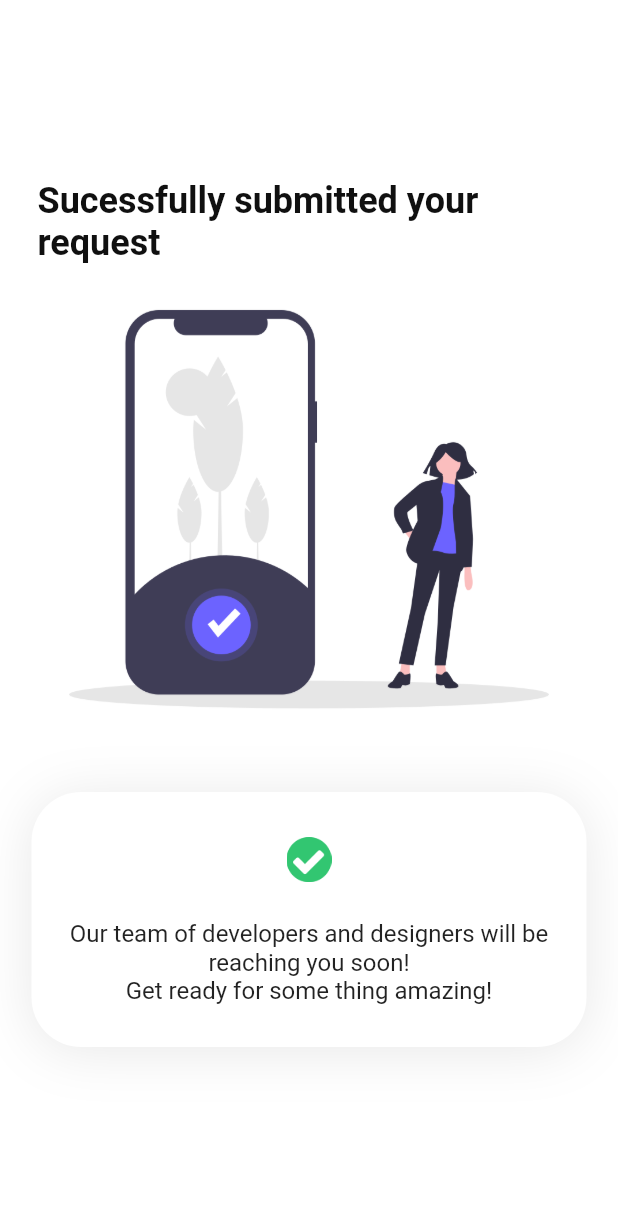
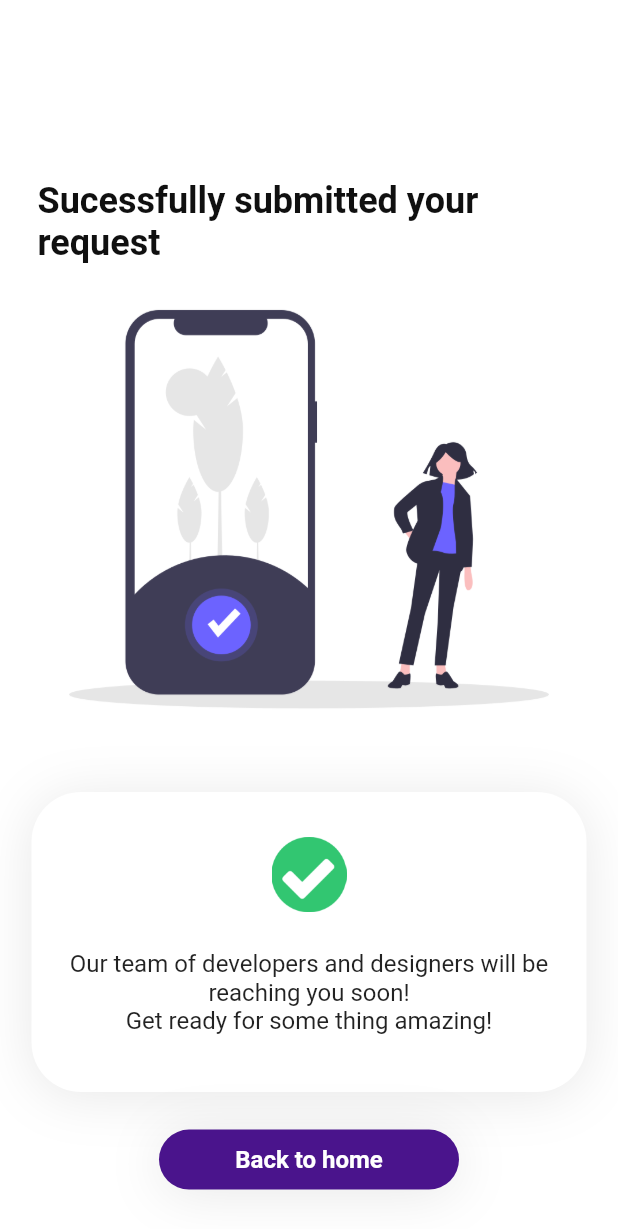
Before and after one commit to madhavanmaddy/portfolio_app, a Flutter app: the MyThankPage1 screen opened by its route, on a phone screen of 412 x 824 dp. Shown: the top 1229 px of the screen. Run offline on Flutter 3.47's test engine with Material 2 defaults, Android fonts, the phone set to English and light mode, and no system bars; our stand-ins replace cloud_firestore; accounts and stored records are empty; Roboto replaces fonts that are missing (Circular Air).

Commit message:
Back to home added

```diff
--- a/lib/homepage.dart
+++ b/lib/homepage.dart
@@ -22,6 +22,7 @@ class MyApp extends StatelessWidget {
         'overallprojectspage': (_) => overallprojectspage(),
         'thankyoupage': (_) => MyThankPage1(),
         'uiuxpage': (_) => MyuiuxPage(),
+        'homepage': (_) => MyHomePage(),
 
       },
       debugShowCheckedModeBanner: false,
--- a/lib/pages/thankyoupage.dart
+++ b/lib/pages/thankyoupage.dart
@@ -1,4 +1,5 @@
 // #import 'package:flutter/material.dart';
+import 'package:portfolio/homepage.dart';
 import 'package:flutter/material.dart';
 import 'package:portfolio/main.dart';
 
@@ -36,7 +37,7 @@ class _MyHomePageState extends State<MyThankPage1> {
             ),
             Center(
               child: new Container(
-                height: 170.00,
+                height: 200.00,
                 width: 370.00,
                 decoration: BoxDecoration(
                   color: Color(0xffffffff),
@@ -55,7 +56,7 @@ class _MyHomePageState extends State<MyThankPage1> {
                       child: Column(
                     children: <Widget>[
                       SizedBox(height: 15),
-                      Image.asset('assets/images/tick.png',height: 30,width: 30,),
+                      Image.asset('assets/images/tick.png',height: 50,width: 50,),
 
                       SizedBox(height: 25),
                       Text(
@@ -72,7 +73,44 @@ class _MyHomePageState extends State<MyThankPage1> {
               ),
             ),
             SizedBox(
-              height: 15,
+              height: 25,
+            ),
+             Center(
+              child: GestureDetector(
+                onTap: (){
+                   Navigator.pushNamed(context, 'homepage');
+                },
+                              child: new Container(
+                  height: 40,
+                  width: 200.00,
+
+                  decoration: BoxDecoration(
+                    color: Color(0xff4a148c),
+                    boxShadow: [
+                      BoxShadow(
+                        offset: Offset(0.00, 3.00),
+                        color: Color(0xff000000).withOpacity(0.09),
+                        blurRadius: 30,
+                      ),
+                    ],
+                    borderRadius: BorderRadius.circular(33.00),
+                  ),
+                  child: Padding(
+                    padding: const EdgeInsets.all(1.0),
+                    child: Center(
+                        child:  Text(
+                          'Back to home',
+                          textAlign: TextAlign.center,
+                          style: TextStyle(
+                            color: Colors.white,
+                            fontWeight: FontWeight.bold,
+                            fontSize: 16,
+                            // fontWeight: FontWeight.bold,
+                          ),
+                        ),),
+                  ),
+                ),
+              ),
             ),
             SizedBox(height: 30),
             SizedBox(height: 30),
```
